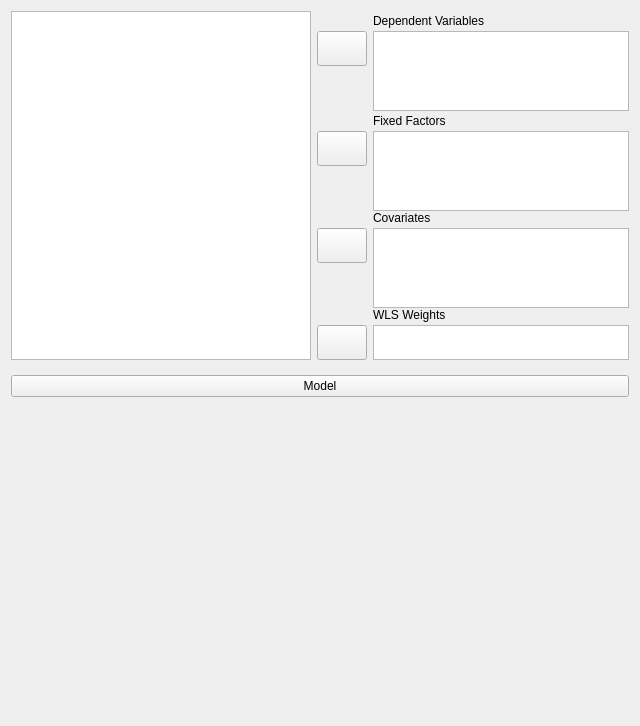
Qt form JASP-Desktop/analysisforms/ancovamultivariateform.ui (jasp-stats/jasp-desktop) before a commit.
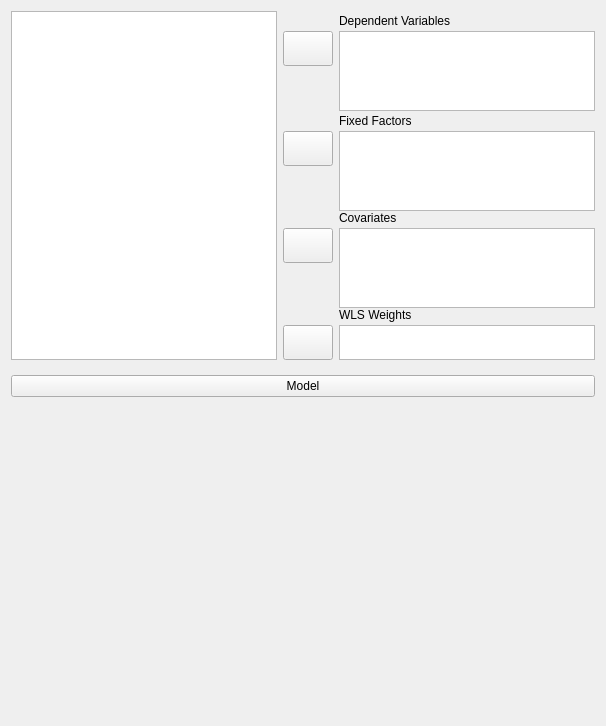
The same form after that commit. Custom widgets are drawn as their Qt base class.

```diff
--- a/JASP-Desktop/analysisforms/ancovamultivariateform.ui
+++ b/JASP-Desktop/analysisforms/ancovamultivariateform.ui
@@ -6,10 +6,16 @@
    <rect>
     <x>0</x>
     <y>0</y>
-    <width>640</width>
+    <width>606</width>
     <height>726</height>
    </rect>
   </property>
+  <property name="sizePolicy">
+   <sizepolicy hsizetype="Fixed" vsizetype="Preferred">
+    <horstretch>0</horstretch>
+    <verstretch>0</verstretch>
+   </sizepolicy>
+  </property>
   <property name="windowTitle">
    <string>Form</string>
   </property>
```
